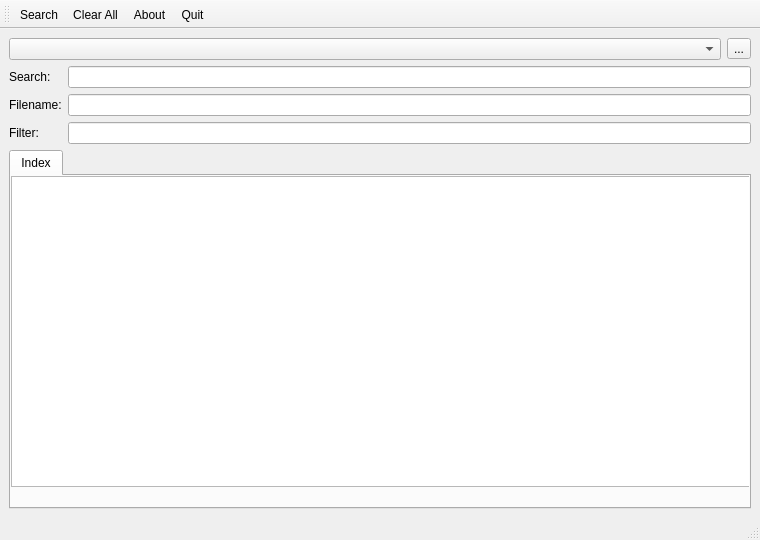
Qt form search/main.ui (QtPlay/coastal-qt) before a commit.
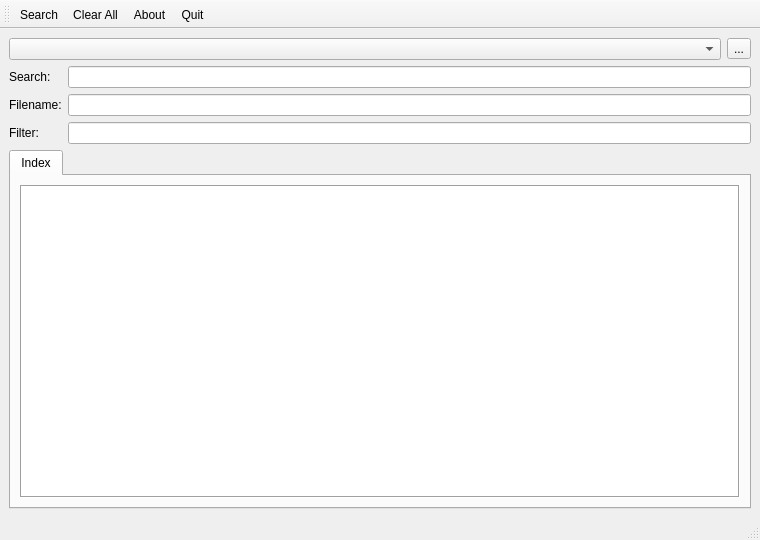
The same form after that commit.

Commit message: fixed ui for grid and layout of tab

Patch:
```diff
--- a/search/main.ui
+++ b/search/main.ui
@@ -98,14 +98,17 @@
          <attribute name="title">
           <string>Index</string>
          </attribute>
+         <layout class="QGridLayout" name="gridLayout_tab">
+          <item row="0" column="0">
          <widget class="QTableView" name="indexView">
-          <property name="geometry">
-           <rect>
-            <x>0</x>
-            <y>0</y>
-            <width>740</width>
-            <height>311</height>
-           </rect>
+            <property name="frameShape">
+             <enum>QFrame::Box</enum>
+            </property>
+            <property name="alternatingRowColors">
+             <bool>true</bool>
+            </property>
+            <property name="showGrid">
+             <bool>false</bool>
           </property>
           <property name="wordWrap">
            <bool>false</bool>
@@ -122,31 +125,18 @@
           <attribute name="verticalHeaderVisible">
            <bool>false</bool>
           </attribute>
+            <attribute name="verticalHeaderDefaultSectionSize">
+             <number>16</number>
+            </attribute>
           <attribute name="verticalHeaderHighlightSections">
            <bool>false</bool>
           </attribute>
           <attribute name="verticalHeaderMinimumSectionSize">
-           <number>9</number>
-          </attribute>
-          <attribute name="verticalHeaderVisible">
-           <bool>false</bool>
-          </attribute>
-          <attribute name="horizontalHeaderStretchLastSection">
-           <bool>true</bool>
-          </attribute>
-          <attribute name="horizontalHeaderVisible">
-           <bool>false</bool>
-          </attribute>
-          <attribute name="verticalHeaderMinimumSectionSize">
-           <number>9</number>
-          </attribute>
-          <attribute name="horizontalHeaderHighlightSections">
-           <bool>false</bool>
-          </attribute>
-          <attribute name="verticalHeaderHighlightSections">
-           <bool>false</bool>
-          </attribute>
-         </widget>
+             <number>19</number>
+            </attribute>
+           </widget>
+          </item>
+         </layout>
         </widget>
        </widget>
       </item>
```
Lines whose indentation alone changed are shown as unchanged.
